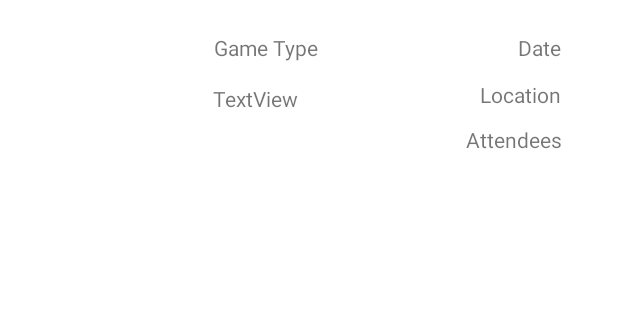
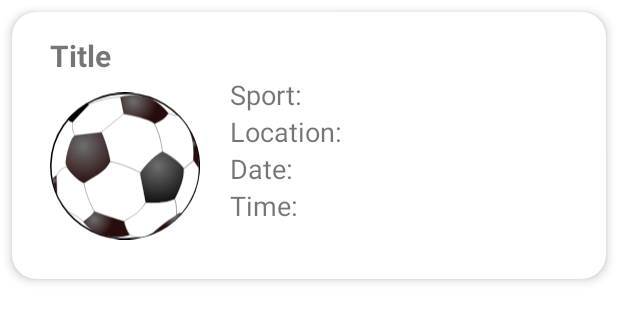
Before and after one commit to Gac-PickUp/PickUp-App, an Android app built with Jetpack Compose: the layout user_game_item.xml on its own in the app's theme, with its tools: preview values and no code run, on a phone screen of 412 x 824 dp. Shown: the top 322 px of the screen. Run offline under Robolectric (Android 15) with nearby library versions, the phone set to English and light mode, and no system bars.

Commit message:
finished recyclerView

```diff
--- a/app/src/main/java/com/example/pickup/LoginPage.kt
+++ b/app/src/main/java/com/example/pickup/LoginPage.kt
@@ -96,7 +96,7 @@ class LoginPage : AppCompatActivity() {
                     // Sign in success, update UI with the signed-in user's information
                     val user = auth.currentUser
 
-                    startActivity(Intent(this, ViewGameActivity::class.java))
+                    startActivity(Intent(this, MainActivity::class.java))
                     finish()
                 } else {
                     progressBar.visibility = View.GONE
--- a/app/src/main/java/com/example/pickup/MainActivity.kt
+++ b/app/src/main/java/com/example/pickup/MainActivity.kt
@@ -1,6 +1,8 @@
 package com.example.pickup
 
+import android.content.Intent
 import android.os.Bundle
+import android.widget.Button
 import androidx.appcompat.app.AppCompatActivity
 import androidx.compose.foundation.layout.fillMaxSize
 import androidx.compose.material3.MaterialTheme
@@ -34,6 +36,8 @@ class MainActivity : AppCompatActivity() {
 
         val bottomNavigationView: BottomNavigationView = findViewById(R.id.bottomNavigationView)
 
+        val creategameButton: Button= findViewById(R.id.creategamebtn)
+
         bottomNavigationView.setOnItemSelectedListener { item ->
             lateinit var fragment: Fragment
             when (item.itemId) {
@@ -47,6 +51,12 @@ class MainActivity : AppCompatActivity() {
         // Set default selection
         bottomNavigationView.selectedItemId = R.id.dashboard_item
 
+        creategameButton.setOnClickListener{
+
+            startActivity(Intent(this, CreateGameActivity::class.java))
+
+        }
+
     }
     private fun replaceFragment(usergameFragment: Fragment) {
         val fragmentManager = supportFragmentManager
--- a/app/src/main/java/com/example/pickup/SignUpPage.kt
+++ b/app/src/main/java/com/example/pickup/SignUpPage.kt
@@ -11,11 +11,13 @@ import android.widget.ProgressBar
 import android.widget.Toast
 import androidx.appcompat.app.AlertDialog
 import androidx.appcompat.app.AppCompatActivity
+import com.google.android.material.textview.MaterialTextView
 import com.google.firebase.Firebase
 import com.google.firebase.auth.FirebaseAuth
 import com.google.firebase.auth.FirebaseAuthInvalidCredentialsException
 import com.google.firebase.auth.FirebaseAuthUserCollisionException
 import com.google.firebase.auth.FirebaseAuthWeakPasswordException
+import com.google.firebase.auth.auth
 import com.google.firebase.firestore.firestore
 
 class SignUpActivity : AppCompatActivity() {
@@ -28,11 +30,11 @@ class SignUpActivity : AppCompatActivity() {
     private lateinit var confirmPasswordInput: EditText
     private lateinit var signUpButton: Button
     private lateinit var progressBar: ProgressBar
-    private lateinit var backButton: Button
+    private lateinit var backButton: MaterialTextView
 
-    val db = Firebase.firestore
+    private var  db = Firebase.firestore
 
-    val user = auth.currentUser
+    private var user = Firebase.auth.currentUser
 
     val uid = user?.uid
 
@@ -118,7 +120,7 @@ class SignUpActivity : AppCompatActivity() {
                     // Sign up success, update UI with the signed-up user's information
 
 
-                    startActivity(Intent(this, ViewGameActivity::class.java))
+                    startActivity(Intent(this, CreateGameActivity::class.java))
 
 
                     if (uid != null) {
--- a/app/src/main/java/com/example/pickup/UserGameAdapter.kt
+++ b/app/src/main/java/com/example/pickup/UserGameAdapter.kt
@@ -3,6 +3,7 @@ package com.example.pickup
 import android.view.LayoutInflater
 import android.view.View
 import android.view.ViewGroup
+import android.widget.ImageView
 import android.widget.TextView
 import androidx.recyclerview.widget.RecyclerView
 
@@ -10,9 +11,9 @@ class UserGameAdapter(private val userGames: List<Usergame>) : RecyclerView.Adap
     class UserGameViewHolder(gameItemView: View): RecyclerView.ViewHolder(gameItemView){
         val userGameTypeTV: TextView = gameItemView.findViewById(R.id.userGameType)
         val userLocationTV: TextView = gameItemView.findViewById(R.id.userLocation)
-        val userAttendeesTV: TextView = gameItemView.findViewById(R.id.userAttendees)
         val userTimeTV: TextView = gameItemView.findViewById(R.id.userTime)
         val userGameDateTV: TextView = gameItemView.findViewById(R.id.userGameDate)
+        val imageView: ImageView = gameItemView.findViewById(R.id.sportImageUser)
     }
 
     override fun onCreateViewHolder(parent: ViewGroup, viewType: Int): UserGameViewHolder {
@@ -29,9 +30,23 @@ class UserGameAdapter(private val userGames: List<Usergame>) : RecyclerView.Adap
 
     override fun onBindViewHolder(holder: UserGameViewHolder, position: Int) {
         val userGame = userGames[position]
+        val sport = userGame.sport.toString()
+        if (sport == "Soccer"){
+            holder.imageView.setImageResource(R.drawable.soccer_ball)
+        }
+        if (sport == "Basketball"){
+            holder.imageView.setImageResource(R.drawable.basketball)
+        }
+        if (sport == "Volleyball"){
+            holder.imageView.setImageResource(R.drawable.volleyball)
+        }
+        if (sport == "Pickle ball"){
+            holder.imageView.setImageResource(R.drawable.app_logo__4_)
+        }
+
+
         holder.userGameTypeTV.text = userGame.sport
         holder.userLocationTV.text = userGame.location
-        holder.userAttendeesTV.text = userGame.maxPlayers.toString()
         holder.userTimeTV.text = userGame.time
         holder.userGameDateTV.text = userGame.date
     }
--- a/app/src/main/java/com/example/pickup/Usergame.kt
+++ b/app/src/main/java/com/example/pickup/Usergame.kt
@@ -2,13 +2,11 @@ package com.example.pickup
 
 import android.widget.TextView
 
-class Usergame (
-    val date: String,
-    val location: String,
-    val maxPlayers: Int,
-    val time: String,
-    val sport: String)
-{
-
-
+class Usergame {
+    // Properties
+    var date: String ?= null
+    var location: String ?= null
+    var maxPlayers: Int ?= null
+    var time: String ?= null
+    var sport: String ?= null
 }
--- a/app/src/main/java/com/example/pickup/myGamesFragment.kt
+++ b/app/src/main/java/com/example/pickup/myGamesFragment.kt
@@ -31,7 +31,8 @@ class myGamesFragment : Fragment() {
     ): View? {
         // Inflate the layout for this fragment
         // Initialize RecyclerView and its adapter
-        rvUserGames = view?.findViewById(R.id.rv_userGames)!!
+        val view = inflater.inflate(R.layout.fragment_my_games, container, false)
+        rvUserGames = view.findViewById(R.id.rv_userGames)
         rvUserGames.layoutManager = LinearLayoutManager(context)
         userGames = mutableListOf()
         rvUserGameAdapter = UserGameAdapter(userGames)
@@ -67,11 +68,4 @@ class myGamesFragment : Fragment() {
                 }
         }
     }
-
-
-    companion object {
-        fun newInstance(): myGamesFragment {
-            return myGamesFragment()
-        }
-    }
 }
--- a/app/src/main/res/layout/activity_main.xml
+++ b/app/src/main/res/layout/activity_main.xml
@@ -9,7 +9,7 @@
         android:id="@+id/games_frame_layout"
         android:layout_width="0dp"
         android:layout_height="0dp"
-        app:layout_constraintBottom_toTopOf="@+id/bottomNavigationView"
+        app:layout_constraintBottom_toTopOf="@+id/creategamebtn"
         app:layout_constraintEnd_toEndOf="parent"
         app:layout_constraintStart_toStartOf="parent"
         app:layout_constraintTop_toTopOf="parent">
@@ -24,6 +24,17 @@
         app:layout_constraintBottom_toBottomOf="parent"
         app:layout_constraintEnd_toEndOf="parent"
         app:layout_constraintStart_toStartOf="parent"
-        app:menu ="@menu/bottom_nav"/>
+        app:menu ="@menu/bottom_nav">
+
+    </com.google.android.material.bottomnavigation.BottomNavigationView>
+
+    <Button
+        android:id="@+id/creategamebtn"
+        android:layout_width="144dp"
+        android:layout_height="wrap_content"
+        android:text="Create Game"
+        app:layout_constraintBottom_toTopOf="@+id/bottomNavigationView"
+        app:layout_constraintEnd_toEndOf="parent"
+        app:layout_constraintStart_toStartOf="parent" />
 
 </androidx.constraintlayout.widget.ConstraintLayout>
--- a/app/src/main/res/layout/user_game_item.xml
+++ b/app/src/main/res/layout/user_game_item.xml
@@ -1,67 +1,162 @@
 <?xml version="1.0" encoding="utf-8"?>
-<androidx.constraintlayout.widget.ConstraintLayout xmlns:android="http://schemas.android.com/apk/res/android"
+<androidx.cardview.widget.CardView xmlns:android="http://schemas.android.com/apk/res/android"
     xmlns:app="http://schemas.android.com/apk/res-auto"
-    xmlns:tools="http://schemas.android.com/tools"
     android:layout_width="match_parent"
-    android:layout_height="130dp"
-    android:padding="10dp">
+    android:layout_height="wrap_content"
+    android:layout_margin="8dp"
+    app:cardCornerRadius="16dp"
+    app:cardElevation="4dp"
+    android:id="@+id/cardView"
+    >
 
+    <RelativeLayout
+        android:layout_width="match_parent"
+        android:layout_height="wrap_content"
+        android:padding="15dp">
+
+        <LinearLayout
+            android:layout_width="match_parent"
+            android:layout_height="wrap_content"
+            android:orientation="vertical"
+            >
+
+
+            <TextView
+                android:layout_width="wrap_content"
+                android:layout_height="wrap_content"
+                android:text="Title"
+                android:id="@+id/userGameTitle"
+                android:textStyle="bold"
+                android:textSize="20sp"
+                android:layout_marginLeft="10dp">
+
+            </TextView>
+
+
+            <LinearLayout
+                android:layout_width="match_parent"
+                android:layout_height="wrap_content"
+                android:orientation="horizontal">
+
+                <ImageView
+                    android:layout_width="100dp"
+                    android:layout_height="100dp"
+                    android:src="@drawable/soccer_ball"
+                    android:layout_margin="10dp"
+                    android:id="@+id/sportImageUser"
+                    >
+
+                </ImageView>
+
+                <LinearLayout
+                    android:layout_width="wrap_content"
+                    android:layout_height="match_parent"
+                    android:orientation="vertical"
+                    android:paddingLeft="10dp"
+                    >
+
+                    <LinearLayout
+                        android:layout_width="match_parent"
+                        android:layout_height="wrap_content"
+                        android:orientation="horizontal">
+
+
+                        <TextView
+                            android:layout_width="wrap_content"
+                            android:layout_height="wrap_content"
+                            android:text="Sport: "
+                            android:textSize="18sp"
+
+                            />
 
                         <TextView
                             android:id="@+id/userGameType"
                             android:layout_width="wrap_content"
                             android:layout_height="wrap_content"
-        android:layout_marginTop="12dp"
-        android:text="@string/game_type"
-        app:layout_constraintEnd_toStartOf="@+id/userGameDate"
+                            android:textSize="18sp"
+                            />
 
-        app:layout_constraintStart_toStartOf="parent"
-        app:layout_constraintTop_toTopOf="parent" />
+                    </LinearLayout>
+
+
+                    <LinearLayout
+                        android:layout_width="match_parent"
+                        android:layout_height="wrap_content"
+                        android:orientation="horizontal">
+
+
+                        <TextView
+                            android:layout_width="wrap_content"
+                            android:layout_height="wrap_content"
+                            android:text="Location: "
+                            android:textSize="18sp"
+                            />
+
+                        <TextView
+                            android:id="@+id/userLocation"
+                            android:layout_width="wrap_content"
+                            android:layout_height="wrap_content"
+                            android:textSize="18sp"
+                            />
+
+                    </LinearLayout>
+
+
+                    <LinearLayout
+                        android:layout_width="match_parent"
+                        android:layout_height="wrap_content"
+                        android:orientation="horizontal">
+
+
+                        <TextView
+                            android:layout_width="wrap_content"
+                            android:layout_height="wrap_content"
+                            android:text="Date: "
+                            android:textSize="18sp"
+                            />
 
                         <TextView
                             android:id="@+id/userGameDate"
                             android:layout_width="wrap_content"
                             android:layout_height="wrap_content"
-        android:layout_marginTop="12dp"
-        android:layout_marginEnd="28dp"
-        android:text="@string/date"
-        app:layout_constraintEnd_toEndOf="parent"
-        app:layout_constraintTop_toTopOf="parent" />
+                            android:textSize="18sp"
+                            />
+
+                    </LinearLayout>
+
+                    <LinearLayout
+                        android:layout_width="match_parent"
+                        android:layout_height="wrap_content"
+                        android:orientation="horizontal"
+                        android:gravity="center_vertical">
 
                         <TextView
-        android:id="@+id/userLocation"
                             android:layout_width="wrap_content"
                             android:layout_height="wrap_content"
-        android:layout_marginTop="12dp"
-        android:layout_marginEnd="28dp"
-        android:text="Location"
-        app:layout_constraintEnd_toEndOf="parent"
-        app:layout_constraintTop_toBottomOf="@+id/userGameDate" />
-
-    <TextView
-        android:id="@+id/userAttendees"
-        android:layout_width="wrap_content"
-        android:layout_height="wrap_content"
-        android:layout_marginTop="4dp"
-        android:layout_marginBottom="12dp"
-        android:text="Attendees"
-        app:layout_constraintBottom_toBottomOf="parent"
-        app:layout_constraintEnd_toEndOf="parent"
-        app:layout_constraintHorizontal_bias="0.804"
-        app:layout_constraintStart_toEndOf="@+id/userTime"
-        app:layout_constraintTop_toBottomOf="@+id/userLocation"
-        app:layout_constraintVertical_bias="0.555" />
+                            android:text="Time: "
+                            android:textSize="18sp"
+                            />
 
                         <TextView
                             android:id="@+id/userTime"
                             android:layout_width="wrap_content"
                             android:layout_height="wrap_content"
-        android:layout_marginStart="132dp"
-        android:text="TextView"
-        app:layout_constraintBottom_toBottomOf="parent"
-        app:layout_constraintEnd_toStartOf="@+id/userLocation"
-        app:layout_constraintHorizontal_bias="0.0"
-        app:layout_constraintStart_toStartOf="parent"
-        app:layout_constraintTop_toBottomOf="@+id/userGameType"
-        app:layout_constraintVertical_bias="0.25" />
-</androidx.constraintlayout.widget.ConstraintLayout>
+                            android:textSize="18sp"
+                            />
+
+                    </LinearLayout>
+
+
+                </LinearLayout>
+
+            </LinearLayout>
+        </LinearLayout>
+
+
+    </RelativeLayout>
+
+
+
+
+
+</androidx.cardview.widget.CardView>
```
Lines whose indentation alone changed are shown as unchanged.
